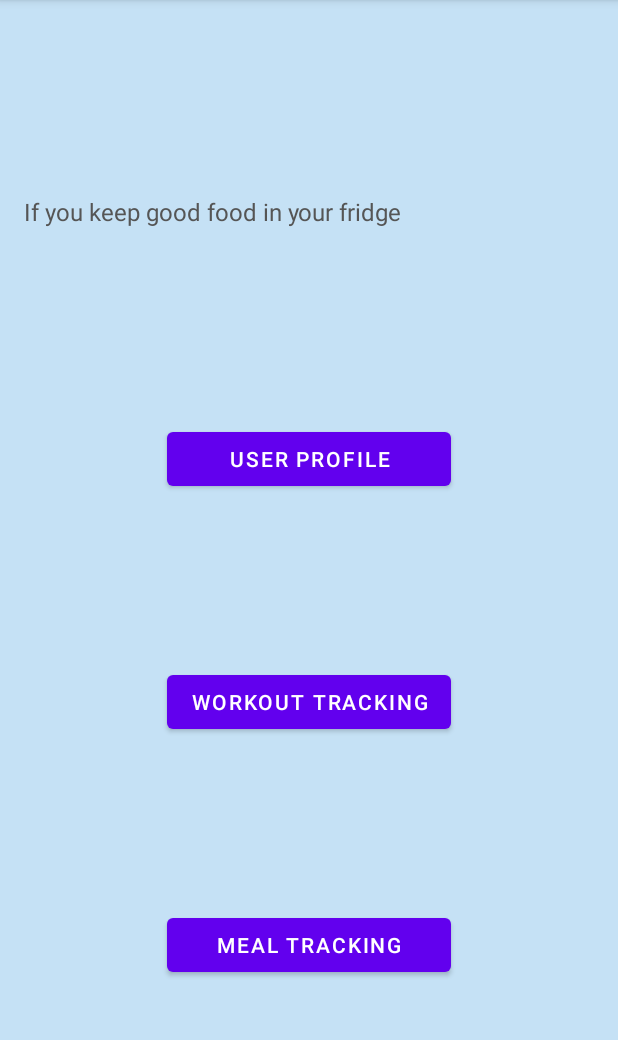
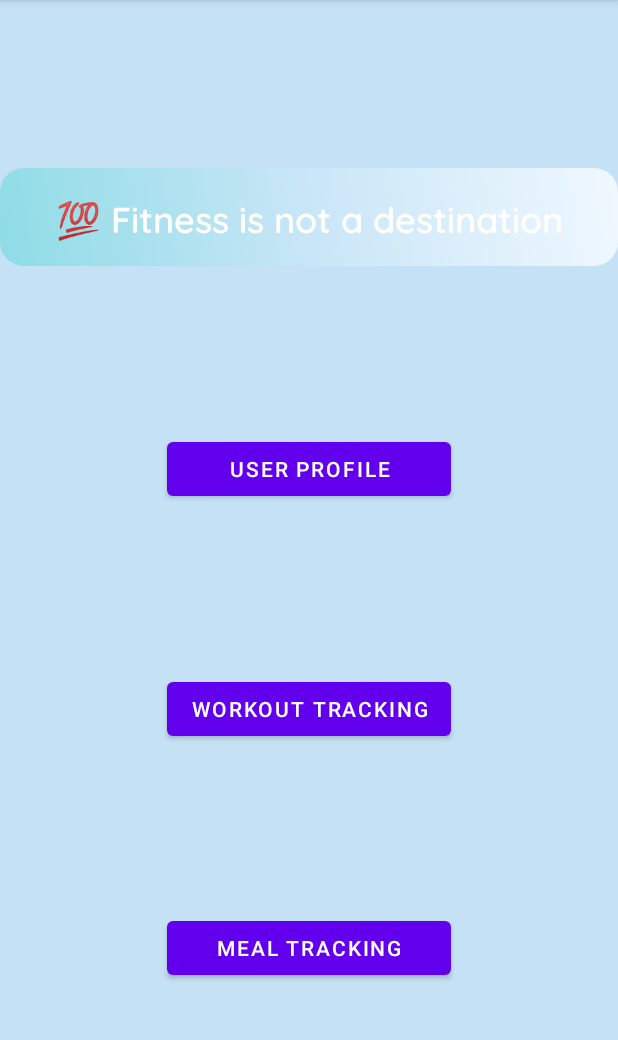
Before and after one commit to alamuramasamy9/MobileApp-Fitfoodie, an Android app: the Home screen opened directly, with no data from a screen before it, on a phone screen of 412 x 824 dp, the part 84-1124 px from its top. Run offline under Robolectric (Android 15) with nearby library versions, the phone set to English and light mode, and no system bars.

Commit message:
- added banner and onsaveinstancestate for home page

```diff
--- a/app/src/main/java/edu/northeastern/fitfoodie/Home.java
+++ b/app/src/main/java/edu/northeastern/fitfoodie/Home.java
@@ -12,16 +12,22 @@ public class Home extends AppCompatActivity {
     private Button workoutButton;
     private Button userProfileButton;
     private TextView quoteView;
+    private String username;
+
     @Override
-    protected void onCreate(Bundle savedInstanceState){
+    protected void onCreate(Bundle savedInstanceState) {
         super.onCreate(savedInstanceState);
         setContentView(R.layout.home_screen);
 
         quoteView = findViewById(R.id.quote);
-        quoteView.setText(fetchQuote());
 
-
-        String username = getIntent().getStringExtra("currentUser");
+        if (savedInstanceState != null) {
+            quoteView.setText(savedInstanceState.getString("quote"));
+            username = savedInstanceState.getString("currentUser");
+        } else {
+            quoteView.setText(fetchQuote());
+            username = getIntent().getStringExtra("currentUser");
+        }
 
         workoutButton = findViewById(R.id.workout_tracking);
         workoutButton.setOnClickListener(v -> {
@@ -36,25 +42,42 @@ public class Home extends AppCompatActivity {
             intent.putExtra("currentUser", username);
             startActivity(intent);
         });
+
         Button meal_tracker = findViewById(R.id.meal_tracking);
         Intent oldIntent = getIntent();
         String userid = oldIntent.getStringExtra("username");
-        meal_tracker.setOnClickListener(view ->
-        {
+        meal_tracker.setOnClickListener(view -> {
             Intent new_intent = new Intent(Home.this, DietOne.class);
             new_intent.putExtra("username", userid);
             startActivity(new_intent);
+        });
+    }
 
-        });
+    @Override
+    protected void onSaveInstanceState(Bundle outState) {
+        super.onSaveInstanceState(outState);
+        outState.putString("quote", quoteView.getText().toString());
+        outState.putString("currentUser", username);
+    }
 
-
+    @Override
+    protected void onRestoreInstanceState(Bundle savedInstanceState) {
+        super.onRestoreInstanceState(savedInstanceState);
+        quoteView.setText(savedInstanceState.getString("quote"));
+        username = savedInstanceState.getString("currentUser");
     }
 
     private String fetchQuote() {
-        String csv = "A little progress each day adds up to BIG results.," +
-                "The journey to stronger muscles passes through sore muscles.," +
-                "Physical fitness and mental fitness compliment each other. Your body is psychosomatic.," +
-                "If you keep good food in your fridge, you will eat good food.";
+        String csv = "💪 Exercise is a celebration of what your body can do, not a punishment for what you ate. 🏋️‍♀️🍎🙌," +
+                "🔥 You are stronger than you think. 💪🌟🚀," +
+                "🏆 The only limit to our realization of tomorrow will be our doubts of today. 🌅🙏✨," +
+                "💥 Fall in love with the process and the results will come. 🏃‍♂️💦💪," +
+                "👊 You don't have to be great to start, but you have to start to be great. 🌟🚀🙌," +
+                "🌟 Don't stop when you're tired, stop when you're done. 💪🏅😎," +
+                "🌈 Strive for progress, not perfection. 🌟👍👏," +
+                "💯 Fitness is not a destination, it's a journey. 🚶‍♀️🏋️‍♂️🌟," +
+                "🌞 Your body can stand almost anything, it's your mind that you have to convince. 🧠💪🌟," +
+                "🔥 The only bad workout is the one that didn't happen. 🙌💦💪";
         String[] array = csv.split(",");
         int randomIndex = (int) (Math.random() * array.length);
         return array[randomIndex];
--- /dev/null
+++ b/app/src/main/res/drawable/banner_background.xml
@@ -0,0 +1,9 @@
+<shape xmlns:android="http://schemas.android.com/apk/res/android"
+    android:shape="rectangle">
+    <gradient
+        android:startColor="#8EDCE6"
+        android:centerColor="#C9E6F7"
+        android:endColor="#F0F8FF"
+        android:angle="45" />
+    <corners android:radius="16dp" />
+</shape>
--- a/app/src/main/res/layout/home_screen.xml
+++ b/app/src/main/res/layout/home_screen.xml
@@ -12,15 +12,18 @@
         android:id="@+id/quote"
         android:layout_width="match_parent"
         android:layout_height="wrap_content"
-        android:textColor="#555555"
+        android:textColor="#ffffff"
         android:padding="16dp"
-        android:textSize="16sp"
-        android:typeface="sans"
+        android:textSize="24sp"
+        android:background="@drawable/banner_background"
+        android:fontFamily="@font/quicksand"
+        android:textStyle="bold"
+        android:gravity="center"
         app:layout_constraintStart_toStartOf="parent"
         app:layout_constraintEnd_toEndOf="parent"
         app:layout_constraintTop_toTopOf="parent"
-        app:layout_constraintBottom_toTopOf="@id/user_profile"
-        />
+        app:layout_constraintBottom_toTopOf="@id/user_profile" />
+
 
     <Button
         android:id="@+id/user_profile"
```
Also changed, not shown: app/src/main/res/font/quicksand.ttf (added).
